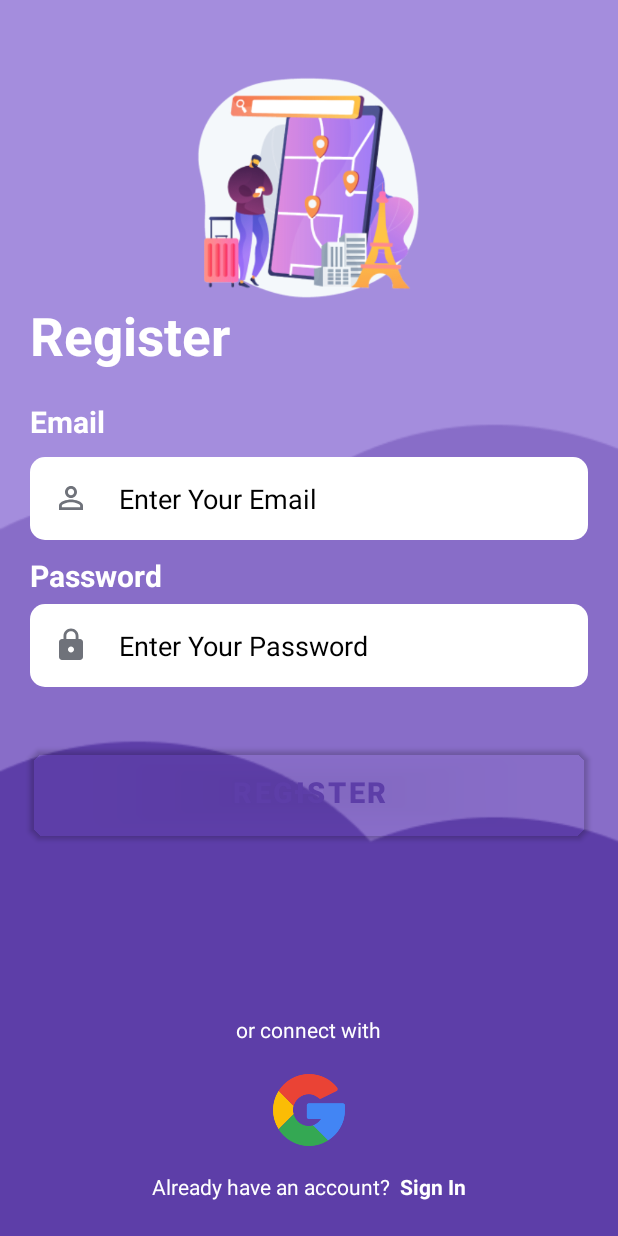
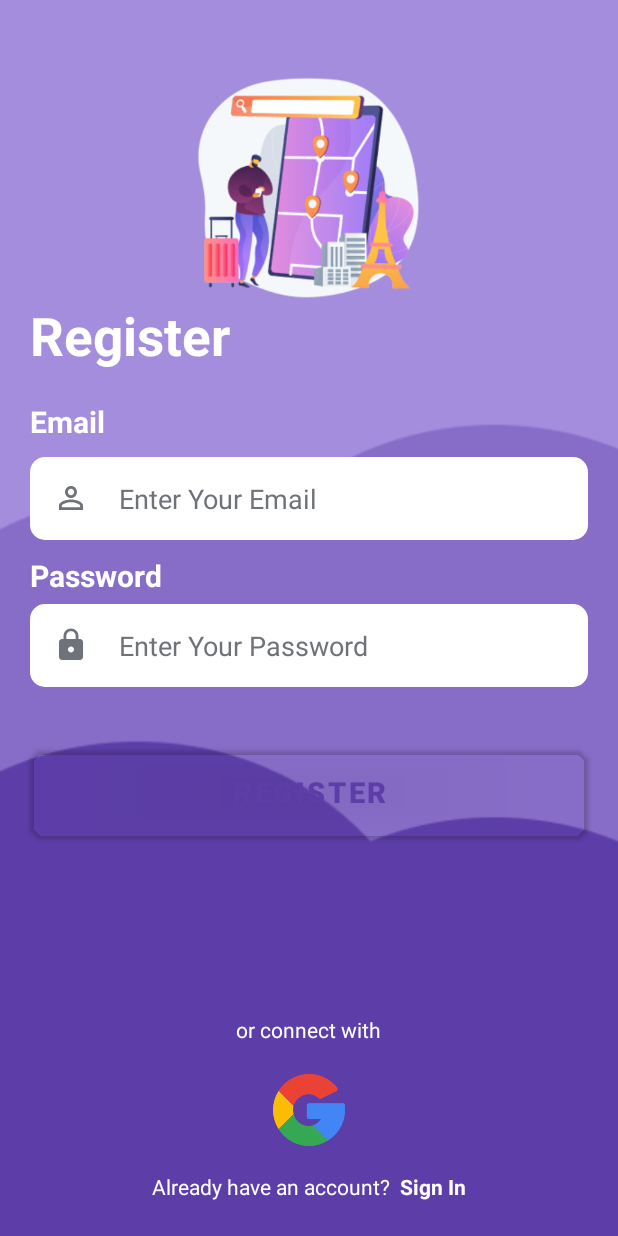
Before and after one commit to faridefendi44/WISMA, an Android app: the Register screen opened directly, with no data from a screen before it, on a phone screen of 412 x 824 dp. Run offline under Robolectric (Android 15) with nearby library versions, the light colour scheme and no system bars; our stand-ins replace Firebase (no records; nobody signed in at launch, a user with empty details on screens opened directly).

Commit message:
layouting

```diff
--- a/app/src/main/res/layout/register.xml
+++ b/app/src/main/res/layout/register.xml
@@ -50,7 +50,7 @@
         android:layout_below="@id/tusername"
         android:background="@drawable/border_btn"
         android:hint="Enter Your Email"
-        android:textColorHint="@color/black"
+        android:textColorHint="#6F727A"
         android:textColor="@color/black"
         android:layout_marginHorizontal="20dp"
         android:layout_marginTop="10dp"
@@ -77,7 +77,7 @@
         android:layout_below="@id/tpassword"
         android:background="@drawable/border_btn"
         android:hint="Enter Your Password"
-        android:textColorHint="@color/black"
+        android:textColorHint="#6F727A"
         android:textColor="@color/black"
         android:layout_marginHorizontal="20dp"
         android:layout_marginTop="5dp"
```
